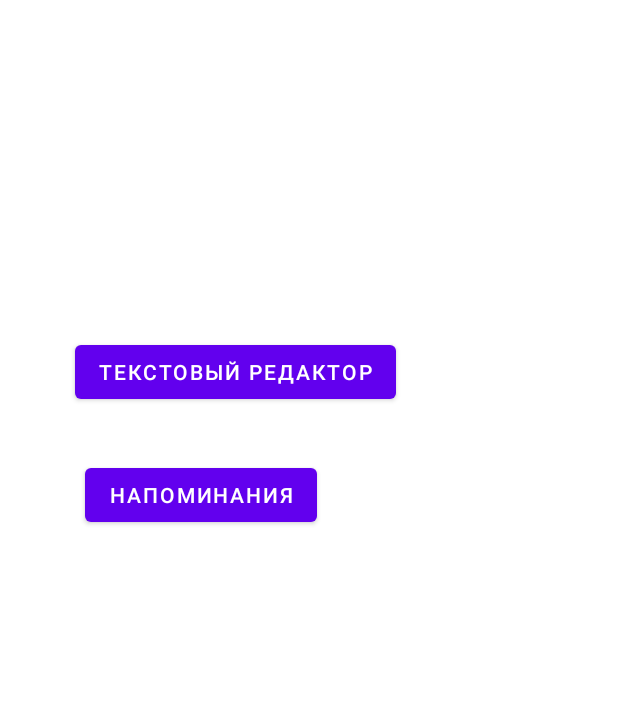
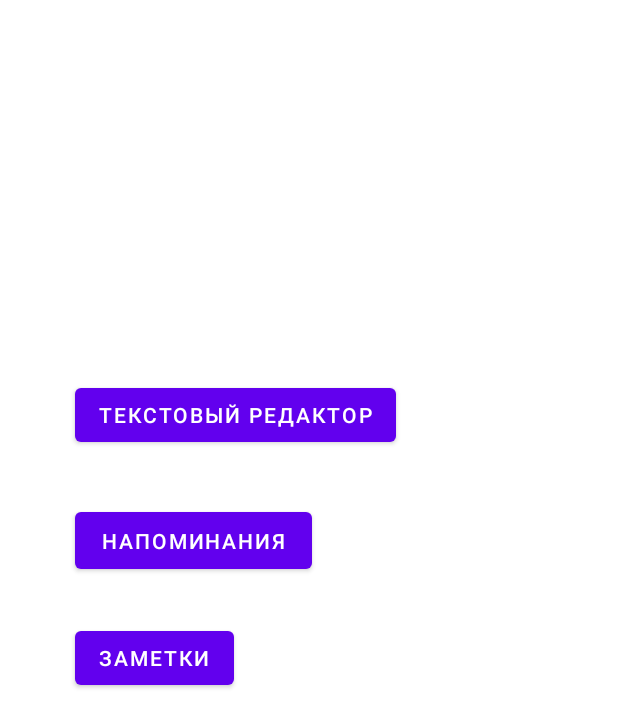
Before and after one commit to TheJecksMan/SmartNoteBookV1, an Android app: the screen it shows after launch (MainActivityMainMenu), on a phone screen of 412 x 824 dp. Shown: the top 727 px of the screen. Run offline under Robolectric (Android 15) with nearby library versions, the phone set to English and light mode, and no system bars.

Commit message:
Add RemindersActivity and minor fixes

```diff
--- a/app/src/main/java/com/example/smartnotebook/MainActivityMainMenu.java
+++ b/app/src/main/java/com/example/smartnotebook/MainActivityMainMenu.java
@@ -9,24 +9,28 @@ import android.widget.Button;
 
 public class MainActivityMainMenu extends AppCompatActivity implements View.OnClickListener {
 
-    Button btnActCreateReminders;
-    Button btnActEditNoteBook;
+    private Button btnActCreateNotes;
+    private Button btnActEditNoteBook;
+    private Button btnActReminders;
     @Override
     protected void onCreate(Bundle savedInstanceState) {
         super.onCreate(savedInstanceState);
         setContentView(R.layout.activity_main_main_menu);
-        btnActCreateReminders = (Button) findViewById(R.id.buttonSelectReminders);
-        btnActCreateReminders.setOnClickListener(this);
+        btnActCreateNotes = (Button) findViewById(R.id.buttonSelectNotes);
+        btnActCreateNotes.setOnClickListener(this);
 
         btnActEditNoteBook = (Button) findViewById(R.id.buttonSelectEditText);
         btnActEditNoteBook.setOnClickListener(this);
+
+        btnActReminders = (Button) findViewById(R.id.buttonReminders);
+        btnActReminders.setOnClickListener(this);
     }
 
     @Override
     public void onClick(View v) {
         switch (v.getId()) {
-            case R.id.buttonSelectReminders:
-                Intent intent1 = new Intent(this, MainActivityReminders.class);
+            case R.id.buttonSelectNotes:
+                Intent intent1 = new Intent(this, MainActivityNotes.class);
                 startActivity(intent1);
                 break;
 
@@ -35,6 +39,10 @@ public class MainActivityMainMenu extends AppCompatActivity implements View.OnCl
                 startActivity(intent2);
                 break;
 
+            case R.id.buttonReminders:
+                Intent intent3 = new Intent(this, MainActivityReminders.class);
+                startActivity(intent3);
+                break;
             default:
                 break;
         }
--- a/app/src/main/res/layout/activity_main_main_menu.xml
+++ b/app/src/main/res/layout/activity_main_main_menu.xml
@@ -8,25 +8,38 @@
     tools:context=".MainActivityMainMenu">
 
     <Button
-        android:id="@+id/buttonSelectReminders"
+        android:id="@+id/buttonSelectNotes"
         android:layout_width="wrap_content"
         android:layout_height="wrap_content"
-        android:text="@string/buttonSelectReminders"
+        android:text="@string/textViewNotes"
         app:layout_constraintBottom_toBottomOf="parent"
         app:layout_constraintEnd_toEndOf="parent"
-        app:layout_constraintHorizontal_bias="0.221"
+        app:layout_constraintHorizontal_bias="0.163"
         app:layout_constraintStart_toStartOf="parent"
-        app:layout_constraintTop_toBottomOf="@+id/buttonSelectEditText"
-        app:layout_constraintVertical_bias="0.068" />
+        app:layout_constraintTop_toTopOf="parent"
+        app:layout_constraintVertical_bias="0.534" />
 
     <Button
         android:id="@+id/buttonSelectEditText"
         android:layout_width="wrap_content"
         android:layout_height="wrap_content"
-        android:layout_marginTop="224dp"
         android:text="@string/buttonNotebook"
+        app:layout_constraintBottom_toBottomOf="parent"
         app:layout_constraintEnd_toEndOf="parent"
         app:layout_constraintHorizontal_bias="0.251"
         app:layout_constraintStart_toStartOf="parent"
-        app:layout_constraintTop_toTopOf="parent" />
+        app:layout_constraintTop_toTopOf="parent"
+        app:layout_constraintVertical_bias="0.326" />
+
+    <Button
+        android:id="@+id/buttonReminders"
+        android:layout_width="158dp"
+        android:layout_height="50dp"
+        android:text="@string/buttonReminders"
+        app:layout_constraintBottom_toBottomOf="parent"
+        app:layout_constraintEnd_toEndOf="parent"
+        app:layout_constraintHorizontal_bias="0.197"
+        app:layout_constraintStart_toStartOf="parent"
+        app:layout_constraintTop_toTopOf="parent"
+        app:layout_constraintVertical_bias="0.433" />
 </androidx.constraintlayout.widget.ConstraintLayout>
--- a/app/src/main/res/values/strings.xml
+++ b/app/src/main/res/values/strings.xml
@@ -5,6 +5,6 @@
     <string name="textViewHead">Заголовок</string>
     <string name="textViewNotes">Заметки</string>
     <string name="buttonNotebook">Текстовый редактор</string>
+    <string name="buttonReminders">Напоминания</string>
     <string name="Load">Загрузка</string>
-
 </resources>
```
Also changed, not shown: app/src/main/AndroidManifest.xml (+7 -3 lines), app/src/main/java/com/example/smartnotebook/MainActivityCreateNotes.java (added, +34 -0 lines), app/src/main/java/com/example/smartnotebook/MainActivityNotes.java (renamed from app/src/main/java/com/example/smartnotebook/MainActivityCreateReminders.java, +8 -8 lines), app/src/main/java/com/example/smartnotebook/MainActivityReminders.java (+1 -21 lines), app/src/main/res/layout/activity_main_create_notes.xml (renamed from app/src/main/res/layout/activity_main_create_reminders.xml, +4 -5 lines), app/src/main/res/layout/activity_main_notes.xml (added, +58 -0 lines), app/src/main/res/layout/activity_main_reminders.xml (+0 -49 lines).
